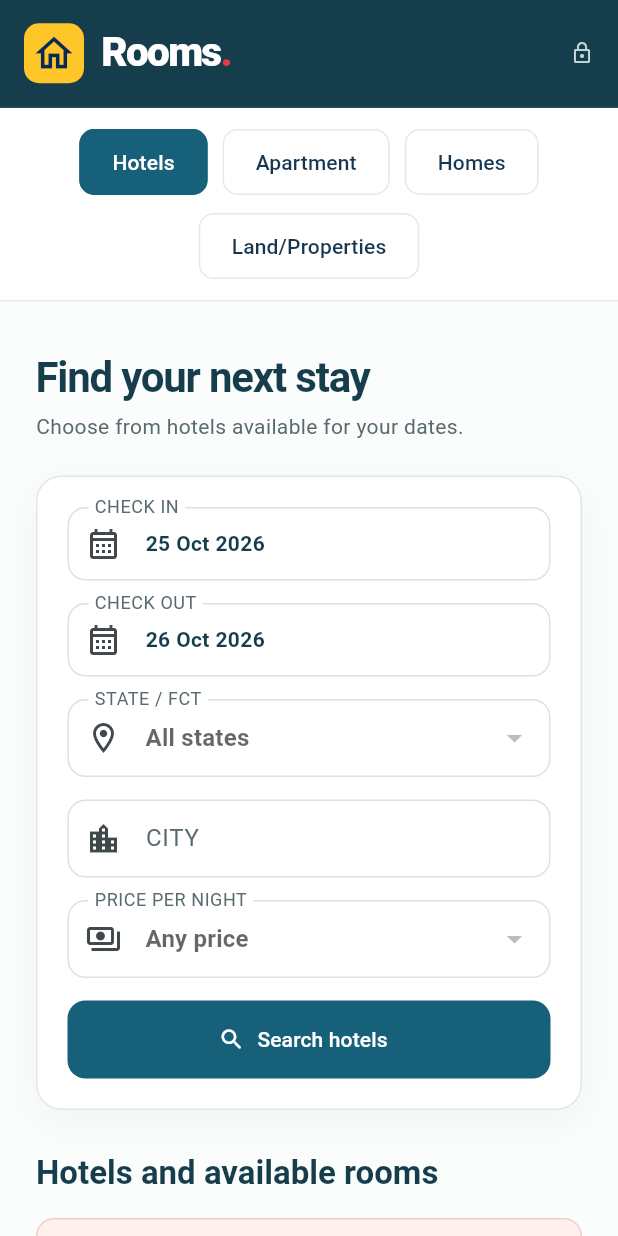
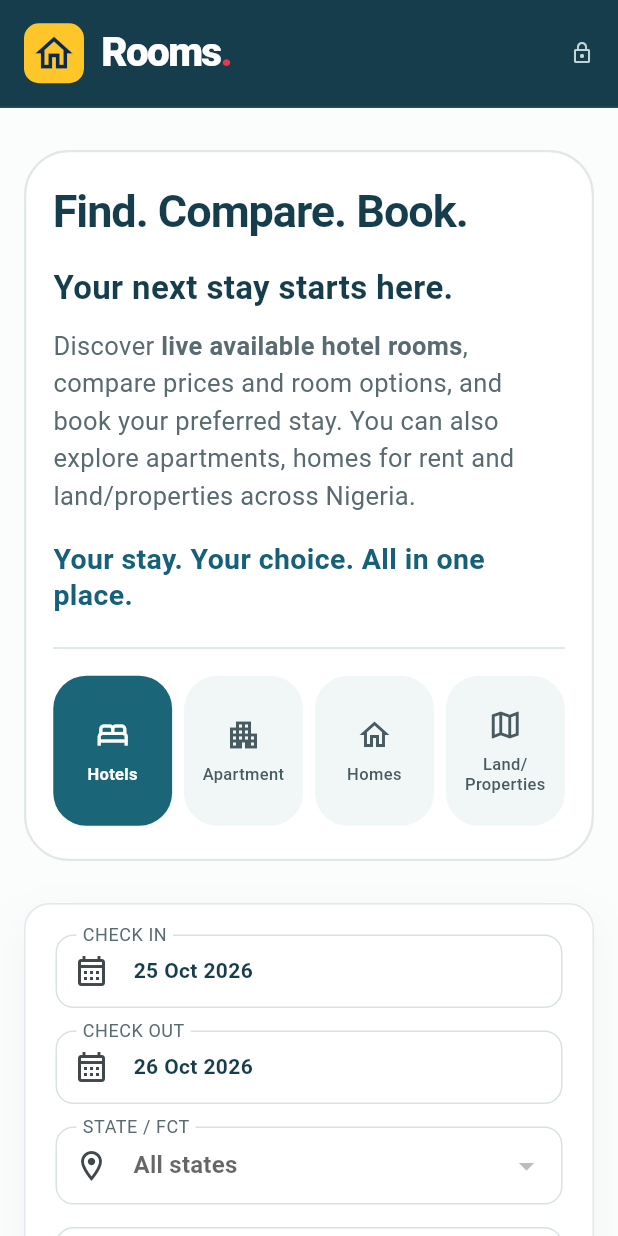
Before and after one commit to haidware/labim_booking, a Flutter app: the screen it shows after launch, on a phone screen of 412 x 824 dp. Run offline on Flutter 3.47's test engine with Material 3 defaults, Android fonts, the phone set to English and light mode, and no system bars; network calls fail.

Commit message:
Match homepage to Rooms reference design
Introduce the Find. Compare. Book. welcome copy and icon-led category tiles while keeping the hotel search and existing category routes in place.

Co-authored-by: Copilot <223556219+Copilot@users.noreply.github.com>

```diff
--- a/hotel_booking_web_app/lib/main.dart
+++ b/hotel_booking_web_app/lib/main.dart
@@ -348,23 +348,32 @@ class _HotelBookingPageState extends State<HotelBookingPage> {
 
   @override
   Widget build(BuildContext context) {
+    final page = _confirmation != null
+        ? _buildCategoryFlow(_buildConfirmation(_confirmation!))
+        : _selectedHotel != null
+        ? _buildCategoryFlow(_buildRoomsPage(_selectedHotel!))
+        : _buildHotelsPage();
     return Scaffold(
       body: Column(
         children: [
           _buildHeader(),
-          const RoomsCategoryTabs(activeTab: RoomsCategoryTab.hotels),
           Expanded(
             child: AnimatedSwitcher(
               duration: const Duration(milliseconds: 220),
-              child: _confirmation != null
-                  ? _buildConfirmation(_confirmation!)
-                  : _selectedHotel != null
-                  ? _buildRoomsPage(_selectedHotel!)
-                  : _buildHotelsPage(),
+              child: page,
             ),
           ),
         ],
       ),
+    );
+  }
+
+  Widget _buildCategoryFlow(Widget page) {
+    return Column(
+      children: [
+        const RoomsCategoryTabs(activeTab: RoomsCategoryTab.hotels),
+        Expanded(child: page),
+      ],
     );
   }
 
@@ -460,20 +469,12 @@ class _HotelBookingPageState extends State<HotelBookingPage> {
         child: ConstrainedBox(
           constraints: const BoxConstraints(maxWidth: 1240),
           child: Padding(
-            padding: const EdgeInsets.fromLTRB(24, 32, 24, 56),
+            padding: const EdgeInsets.fromLTRB(16, 28, 16, 56),
             child: Column(
               crossAxisAlignment: CrossAxisAlignment.start,
               children: [
-                Text(
-                  'Find your next stay',
-                  style: Theme.of(context).textTheme.headlineMedium,
-                ),
-                const SizedBox(height: 5),
-                Text(
-                  'Choose from hotels available for your dates.',
-                  style: Theme.of(context).textTheme.bodyMedium,
-                ),
-                const SizedBox(height: 22),
+                _buildWelcomePanel(),
+                const SizedBox(height: 28),
                 _buildSearchPanel(),
                 const SizedBox(height: 28),
                 Row(
@@ -537,6 +538,90 @@ class _HotelBookingPageState extends State<HotelBookingPage> {
     );
   }
 
+  Widget _buildWelcomePanel() {
+    return Center(
+      child: ConstrainedBox(
+        constraints: const BoxConstraints(maxWidth: 850),
+        child: LayoutBuilder(
+          builder: (context, constraints) {
+            final compact = constraints.maxWidth < 520;
+            return Container(
+              padding: EdgeInsets.symmetric(
+                horizontal: compact ? 18 : 32,
+                vertical: compact ? 22 : 32,
+              ),
+              decoration: BoxDecoration(
+                color: Colors.white,
+                border: Border.all(color: const Color(0xFFE2E7E7), width: 1.5),
+                borderRadius: BorderRadius.circular(30),
+              ),
+              child: Column(
+                crossAxisAlignment: CrossAxisAlignment.start,
+                children: [
+                  Text(
+                    'Find. Compare. Book.',
+                    style: TextStyle(
+                      color: const Color(0xFF153D4C),
+                      fontSize: compact ? 30 : 46,
+                      fontWeight: FontWeight.w700,
+                      height: 1.15,
+                      letterSpacing: compact ? -0.7 : -1.2,
+                    ),
+                  ),
+                  SizedBox(height: compact ? 20 : 26),
+                  Text(
+                    'Your next stay starts here.',
+                    style: TextStyle(
+                      color: const Color(0xFF153D4C),
+                      fontSize: compact ? 22 : 30,
+                      height: 1.2,
+                      fontWeight: FontWeight.w600,
+                    ),
+                  ),
+                  SizedBox(height: compact ? 14 : 20),
+                  Text.rich(
+                    TextSpan(
+                      style: TextStyle(
+                        color: const Color(0xFF596B70),
+                        fontSize: compact ? 17 : 22,
+                        height: 1.45,
+                      ),
+                      children: const [
+                        TextSpan(text: 'Discover '),
+                        TextSpan(
+                          text: 'live available hotel rooms',
+                          style: TextStyle(fontWeight: FontWeight.w700),
+                        ),
+                        TextSpan(
+                          text:
+                              ', compare prices and room options, and book your preferred stay. You can also explore apartments, homes for rent and land/properties across Nigeria.',
+                        ),
+                      ],
+                    ),
+                  ),
+                  SizedBox(height: compact ? 18 : 24),
+                  Text(
+                    'Your stay. Your choice. All in one place.',
+                    style: TextStyle(
+                      color: const Color(0xFF17607A),
+                      fontSize: compact ? 19 : 25,
+                      height: 1.25,
+                      fontWeight: FontWeight.w700,
+                    ),
+                  ),
+                  SizedBox(height: compact ? 22 : 30),
+                  const Divider(height: 1, color: Color(0xFFD6E2E2)),
+                  SizedBox(height: compact ? 18 : 26),
+                  const RoomsCategoryTabs(activeTab: RoomsCategoryTab.hotels),
+                ],
+              ),
+            );
+          },
+        ),
+      ),
+    );
+  }
+
   Widget _buildSearchPanel() {
     return Container(
       padding: const EdgeInsets.all(20),
--- a/hotel_booking_web_app/lib/rooms_category_tabs.dart
+++ b/hotel_booking_web_app/lib/rooms_category_tabs.dart
@@ -8,9 +8,9 @@ class RoomsCategoryTabs extends StatelessWidget {
 
   final RoomsCategoryTab activeTab;
 
-  static const _navy = Color(0xFF173651);
-  static const _blue = Color(0xFF17607A);
-  static const _line = Color(0xFFE3E9EE);
+  static const _navy = Color(0xFF485B60);
+  static const _blue = Color(0xFF1B6578);
+  static const _tileBackground = Color(0xFFF1F6F6);
 
   Future<void> _openTab(BuildContext context, RoomsCategoryTab tab) async {
     final path = switch (tab) {
@@ -32,43 +32,46 @@ class RoomsCategoryTabs extends StatelessWidget {
 
   @override
   Widget build(BuildContext context) {
-    return Container(
+    return SizedBox(
       width: double.infinity,
-      decoration: const BoxDecoration(
-        color: Colors.white,
-        border: Border(bottom: BorderSide(color: _line)),
-      ),
-      child: Center(
-        child: Padding(
-          padding: const EdgeInsets.symmetric(horizontal: 16, vertical: 12),
-          child: Wrap(
-            alignment: WrapAlignment.center,
-            spacing: 10,
-            runSpacing: 8,
+      child: Row(
         children: [
-              _CategoryTab(
+          Expanded(
+            child: _CategoryTab(
+              icon: Icons.bed_outlined,
               label: 'Hotels',
               selected: activeTab == RoomsCategoryTab.hotels,
               onTap: () => _openTab(context, RoomsCategoryTab.hotels),
             ),
-              _CategoryTab(
+          ),
+          const SizedBox(width: 8),
+          Expanded(
+            child: _CategoryTab(
+              icon: Icons.apartment_outlined,
               label: 'Apartment',
               selected: activeTab == RoomsCategoryTab.apartments,
               onTap: () => _openTab(context, RoomsCategoryTab.apartments),
             ),
-              _CategoryTab(
+          ),
+          const SizedBox(width: 8),
+          Expanded(
+            child: _CategoryTab(
+              icon: Icons.home_outlined,
               label: 'Homes',
               selected: activeTab == RoomsCategoryTab.homes,
               onTap: () => _openTab(context, RoomsCategoryTab.homes),
             ),
-              _CategoryTab(
+          ),
+          const SizedBox(width: 8),
+          Expanded(
+            child: _CategoryTab(
+              icon: Icons.map_outlined,
               label: 'Land/Properties',
               selected: activeTab == RoomsCategoryTab.landProperties,
               onTap: () => _openTab(context, RoomsCategoryTab.landProperties),
             ),
+          ),
         ],
-          ),
-        ),
       ),
     );
   }
@@ -76,11 +79,13 @@ class RoomsCategoryTabs extends StatelessWidget {
 
 class _CategoryTab extends StatelessWidget {
   const _CategoryTab({
+    required this.icon,
     required this.label,
     required this.selected,
     required this.onTap,
   });
 
+  final IconData icon;
   final String label;
   final bool selected;
   final VoidCallback? onTap;
@@ -90,20 +95,57 @@ class _CategoryTab extends StatelessWidget {
     return Semantics(
       button: true,
       selected: selected,
-      child: FilledButton(
-        onPressed: onTap,
-        style: FilledButton.styleFrom(
-          backgroundColor: selected ? RoomsCategoryTabs._blue : Colors.white,
-          foregroundColor: selected ? Colors.white : RoomsCategoryTabs._navy,
-          side: BorderSide(
-            color: selected ? RoomsCategoryTabs._blue : RoomsCategoryTabs._line,
+      child: LayoutBuilder(
+        builder: (context, constraints) {
+          final compact = constraints.maxWidth < 80;
+          return Material(
+            color: selected
+                ? RoomsCategoryTabs._blue
+                : RoomsCategoryTabs._tileBackground,
+            borderRadius: BorderRadius.circular(22),
+            clipBehavior: Clip.antiAlias,
+            child: InkWell(
+              onTap: onTap,
+              child: SizedBox(
+                height: compact ? 100 : 112,
+                child: Padding(
+                  padding: const EdgeInsets.symmetric(
+                    horizontal: 4,
+                    vertical: 12,
                   ),
-          padding: const EdgeInsets.symmetric(horizontal: 22, vertical: 12),
-          shape: RoundedRectangleBorder(
-            borderRadius: BorderRadius.circular(10),
+                  child: Column(
+                    mainAxisAlignment: MainAxisAlignment.center,
+                    children: [
+                      Icon(
+                        icon,
+                        size: compact ? 24 : 29,
+                        color: selected
+                            ? Colors.white
+                            : RoomsCategoryTabs._navy,
+                      ),
+                      const SizedBox(height: 8),
+                      Text(
+                        label,
+                        textAlign: TextAlign.center,
+                        maxLines: 2,
+                        style: TextStyle(
+                          color: selected
+                              ? Colors.white
+                              : RoomsCategoryTabs._navy,
+                          fontSize: compact ? 11 : 16,
+                          height: 1.15,
+                          fontWeight: selected
+                              ? FontWeight.w600
+                              : FontWeight.w500,
                         ),
                       ),
-        child: Text(label),
+                    ],
+                  ),
+                ),
+              ),
+            ),
+          );
+        },
       ),
     );
   }
```
Also changed, not shown: 1 other file. Lines whose indentation alone changed are shown as unchanged.
